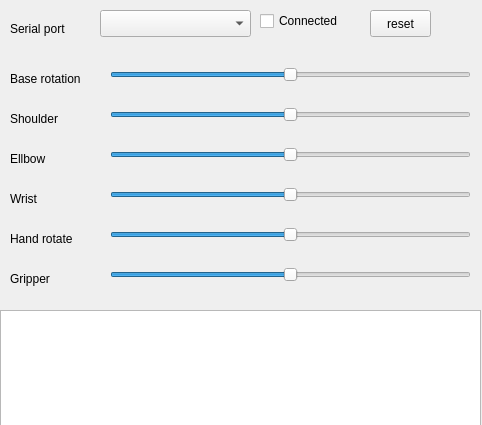
Above: racs/qt/mainwindow.ui from ulrichard/robotloader before the change. Below: the same form after it.
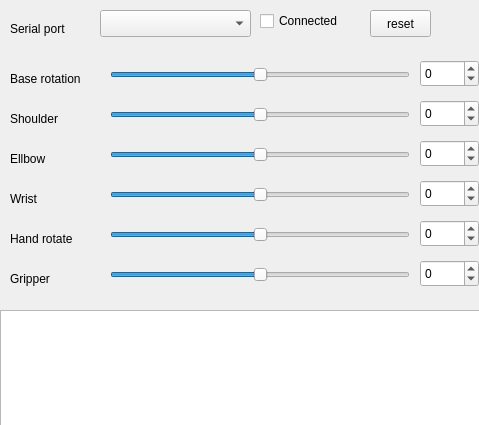
That is the form after the change.

Commit message: added spin boxes

Diff of the .ui file:
```diff
--- a/racs/qt/mainwindow.ui
+++ b/racs/qt/mainwindow.ui
@@ -6,7 +6,7 @@
    <rect>
     <x>0</x>
     <y>0</y>
-    <width>482</width>
+    <width>479</width>
     <height>425</height>
    </rect>
   </property>
@@ -29,7 +29,7 @@
      <rect>
       <x>110</x>
       <y>60</y>
-      <width>361</width>
+      <width>300</width>
       <height>29</height>
      </rect>
     </property>
@@ -48,7 +48,7 @@
      <rect>
       <x>110</x>
       <y>100</y>
-      <width>361</width>
+      <width>300</width>
       <height>29</height>
      </rect>
     </property>
@@ -67,7 +67,7 @@
      <rect>
       <x>110</x>
       <y>140</y>
-      <width>361</width>
+      <width>300</width>
       <height>29</height>
      </rect>
     </property>
@@ -86,7 +86,7 @@
      <rect>
       <x>110</x>
       <y>180</y>
-      <width>361</width>
+      <width>300</width>
       <height>29</height>
      </rect>
     </property>
@@ -105,7 +105,7 @@
      <rect>
       <x>110</x>
       <y>220</y>
-      <width>361</width>
+      <width>300</width>
       <height>29</height>
      </rect>
     </property>
@@ -124,7 +124,7 @@
      <rect>
       <x>110</x>
       <y>260</y>
-      <width>361</width>
+      <width>300</width>
       <height>29</height>
      </rect>
     </property>
@@ -265,6 +265,102 @@
      <string>reset</string>
     </property>
    </widget>
+   <widget class="QSpinBox" name="spb6_BaseRot">
+    <property name="geometry">
+     <rect>
+      <x>420</x>
+      <y>60</y>
+      <width>59</width>
+      <height>27</height>
+     </rect>
+    </property>
+    <property name="minimum">
+     <number>-999</number>
+    </property>
+    <property name="maximum">
+     <number>999</number>
+    </property>
+   </widget>
+   <widget class="QSpinBox" name="spb5_Shoulder">
+    <property name="geometry">
+     <rect>
+      <x>420</x>
+      <y>100</y>
+      <width>59</width>
+      <height>27</height>
+     </rect>
+    </property>
+    <property name="minimum">
+     <number>-999</number>
+    </property>
+    <property name="maximum">
+     <number>999</number>
+    </property>
+   </widget>
+   <widget class="QSpinBox" name="spb4_Ellbow">
+    <property name="geometry">
+     <rect>
+      <x>420</x>
+      <y>140</y>
+      <width>59</width>
+      <height>27</height>
+     </rect>
+    </property>
+    <property name="minimum">
+     <number>-999</number>
+    </property>
+    <property name="maximum">
+     <number>999</number>
+    </property>
+   </widget>
+   <widget class="QSpinBox" name="spb3_Wrist">
+    <property name="geometry">
+     <rect>
+      <x>420</x>
+      <y>180</y>
+      <width>59</width>
+      <height>27</height>
+     </rect>
+    </property>
+    <property name="minimum">
+     <number>-999</number>
+    </property>
+    <property name="maximum">
+     <number>999</number>
+    </property>
+   </widget>
+   <widget class="QSpinBox" name="spb2_Hand">
+    <property name="geometry">
+     <rect>
+      <x>420</x>
+      <y>220</y>
+      <width>59</width>
+      <height>27</height>
+     </rect>
+    </property>
+    <property name="minimum">
+     <number>-999</number>
+    </property>
+    <property name="maximum">
+     <number>999</number>
+    </property>
+   </widget>
+   <widget class="QSpinBox" name="spb1_Gripper">
+    <property name="geometry">
+     <rect>
+      <x>420</x>
+      <y>260</y>
+      <width>59</width>
+      <height>27</height>
+     </rect>
+    </property>
+    <property name="minimum">
+     <number>-999</number>
+    </property>
+    <property name="maximum">
+     <number>999</number>
+    </property>
+   </widget>
   </widget>
  </widget>
  <resources/>
```
The commit also changes 3 other files.
